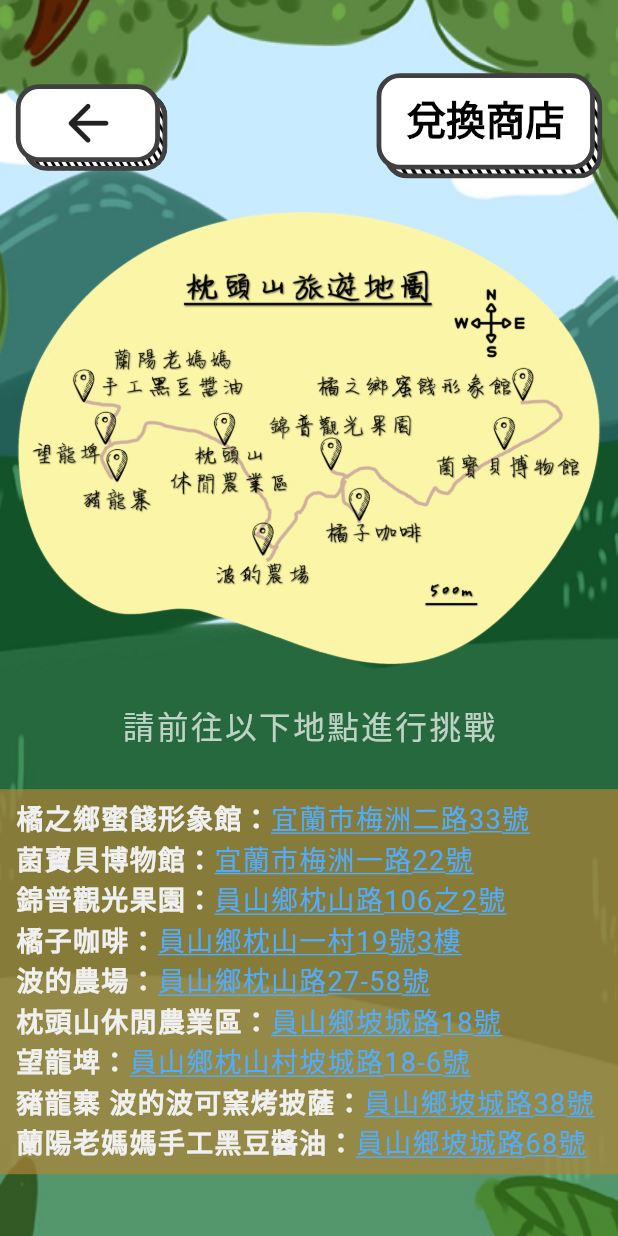
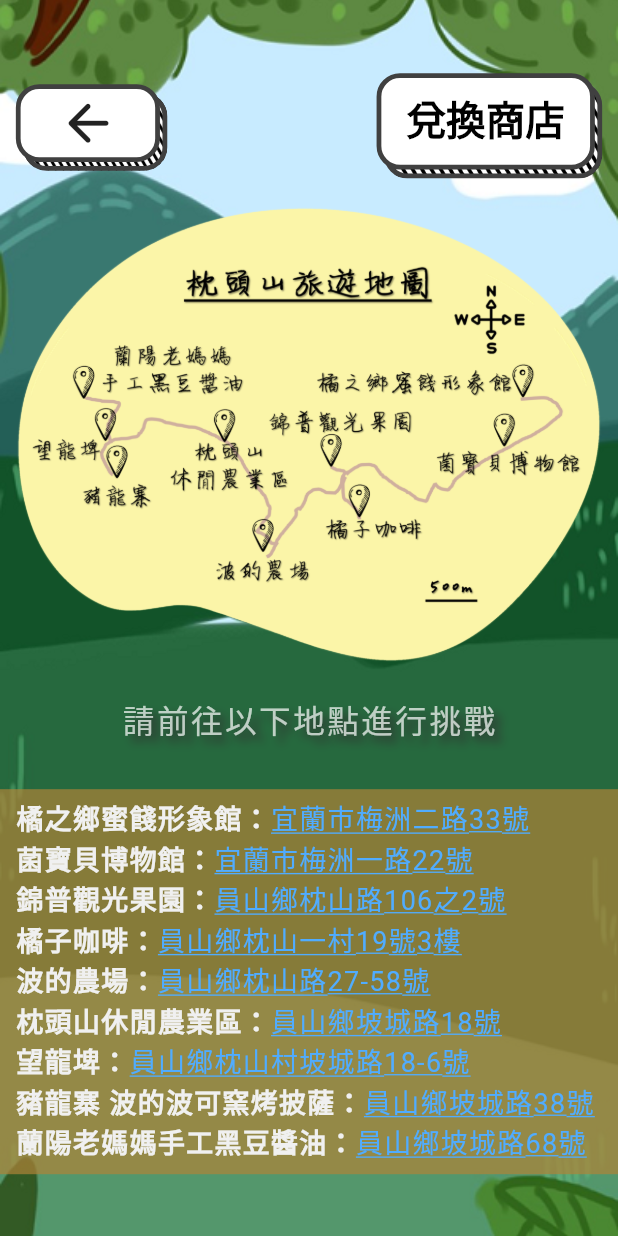
Before and after one commit to davidlai0263/pillow, a Flutter app: the LobbyPage screen opened by its route, on a phone screen of 412 x 824 dp. Run offline on Flutter 3.47's test engine with Material 2 defaults, Android fonts, the light colour scheme and no system bars; our stand-ins replace animated_toggle_switch, flutter_screenutil, flutter_svg, geolocator, get, shared_preferences; missing offline and left inert: map_launcher; accounts and stored records are empty.

Commit message:
animation

```diff
--- a/lib/lobby/lobby_logic.dart
+++ b/lib/lobby/lobby_logic.dart
@@ -1,6 +1,5 @@
 import 'dart:async';
 
-import 'package:flutter/cupertino.dart';
 import 'package:flutter/material.dart';
 import 'package:flutter_screenutil/flutter_screenutil.dart';
 import 'package:geolocator/geolocator.dart';
@@ -10,7 +9,7 @@ import '../component/data/site.dart';
 import '../component/doodle_btn/btn_view.dart';
 import 'lobby_state.dart';
 
-class LobbyLogic extends GetxController {
+class LobbyLogic extends GetxController with GetSingleTickerProviderStateMixin {
   final LobbyState state = LobbyState();
   final LocationSettings locationSettings = const LocationSettings(
     accuracy: LocationAccuracy.bestForNavigation,
@@ -31,7 +30,12 @@ class LobbyLogic extends GetxController {
       await Get.defaultDialog(
           title: '提醒！',
           middleText: '請同意存取位置權限，才可進行挑戰。',
-          titlePadding: EdgeInsets.symmetric(vertical: 8.h),
+          middleTextStyle:  TextStyle(
+              color: Colors.black,
+              fontSize: 16.sp,
+              fontWeight: FontWeight.w500,
+              letterSpacing: 2.sp),
+          titlePadding: EdgeInsets.fromLTRB(0, 12.h, 1.h, 0),
           titleStyle: TextStyle(
               fontSize: 20.sp, height: 1.5, fontWeight: FontWeight.bold),
           contentPadding:
@@ -73,7 +77,7 @@ class LobbyLogic extends GetxController {
               state.nearLocation = element;
             }
           }
-          print(
+          debugPrint(
               '最近地點:${state.nearLocation.name} 距離:${state.nearLocation.distance}');
         }
       });
@@ -81,7 +85,12 @@ class LobbyLogic extends GetxController {
       await Get.defaultDialog(
           title: '提醒！',
           middleText: '請進入設定開啟位置存取權限，才可進行挑戰。',
-          titlePadding: EdgeInsets.symmetric(vertical: 8.h),
+          middleTextStyle:  TextStyle(
+              color: Colors.black,
+              fontSize: 16.sp,
+              fontWeight: FontWeight.w500,
+              letterSpacing: 2.sp),
+          titlePadding: EdgeInsets.fromLTRB(0, 12.h, 1.h, 0),
           titleStyle: TextStyle(
               fontSize: 20.sp, height: 1.5, fontWeight: FontWeight.bold),
           contentPadding:
@@ -96,9 +105,27 @@ class LobbyLogic extends GetxController {
             },
           ));
       await Geolocator.openAppSettings();
-      await Geolocator.openLocationSettings();
     }
-
     super.onInit();
   }
+
+  bool onTapDown = false;
+  void tap() {
+    onTapDown = !onTapDown;
+    update();
+  }
+
+  late final AnimationController _controller = AnimationController(
+    duration: const Duration(seconds: 1),
+    vsync: this,
+  )..repeat(reverse: true);
+  late final Animation<AlignmentGeometry> animation = Tween<AlignmentGeometry>(
+    begin: Alignment.topCenter,
+    end: Alignment.bottomCenter,
+  ).animate(
+    CurvedAnimation(
+      parent: _controller,
+      curve: Curves.linear,
+    ),
+  );
 }
--- a/lib/lobby/lobby_view.dart
+++ b/lib/lobby/lobby_view.dart
@@ -43,7 +43,7 @@ class LobbyPage extends StatelessWidget {
           ),
           backgroundColor: Colors.white.withOpacity(0.8),
           shape:
-              RoundedRectangleBorder(borderRadius: BorderRadius.circular(16)));
+              RoundedRectangleBorder(borderRadius: BorderRadius.vertical(top: Radius.circular(10.r))));
     } catch (e) {
       debugPrint('$e');
     }
@@ -102,13 +102,44 @@ class LobbyPage extends StatelessWidget {
                     width: 0.95.sw,
                     fit: BoxFit.contain,
                   )),
-              Text(
-                '請前往以下地點進行挑戰',
-                style: TextStyle(
-                    height: 1.265,
-                    letterSpacing: 1.5.sp,
-                    color: Colors.white70,
-                    fontSize: 20.sp),
+              GestureDetector(
+                onTapDown: (tapDown) {
+                  debugPrint('press');
+                  logic.tap();
+                },
+                onTapUp: (tapUp) {
+                  debugPrint('press');
+                  logic.tap();
+                },
+                onTapCancel: () {
+                  debugPrint('press');
+                  logic.tap();
+                },
+                child: GetBuilder<LobbyLogic>(builder: (logic) {
+                  return SizedBox(
+                    height: 35.h,
+                    width: 240.w,
+                    child: AlignTransition(
+                      alignment: logic.animation,
+                      child: Text(
+                        '請前往以下地點進行挑戰',
+                        style: TextStyle(
+                          height: 1.265,
+                          letterSpacing: 1.5.sp,
+                          color: Colors.white70,
+                          fontSize: 20.sp,
+                          shadows: <Shadow>[
+                            Shadow(
+                              offset: Offset(4.5.w, 4.5.h),
+                              blurRadius: 7.5.r,
+                              color: const Color.fromARGB(255, 47, 47, 47),
+                            ),
+                          ],
+                        ),
+                      ),
+                    ),
+                  );
+                }),
               ),
               Container(
                 margin: EdgeInsets.fromLTRB(0, .0, 0, 0.1.sw),
```
